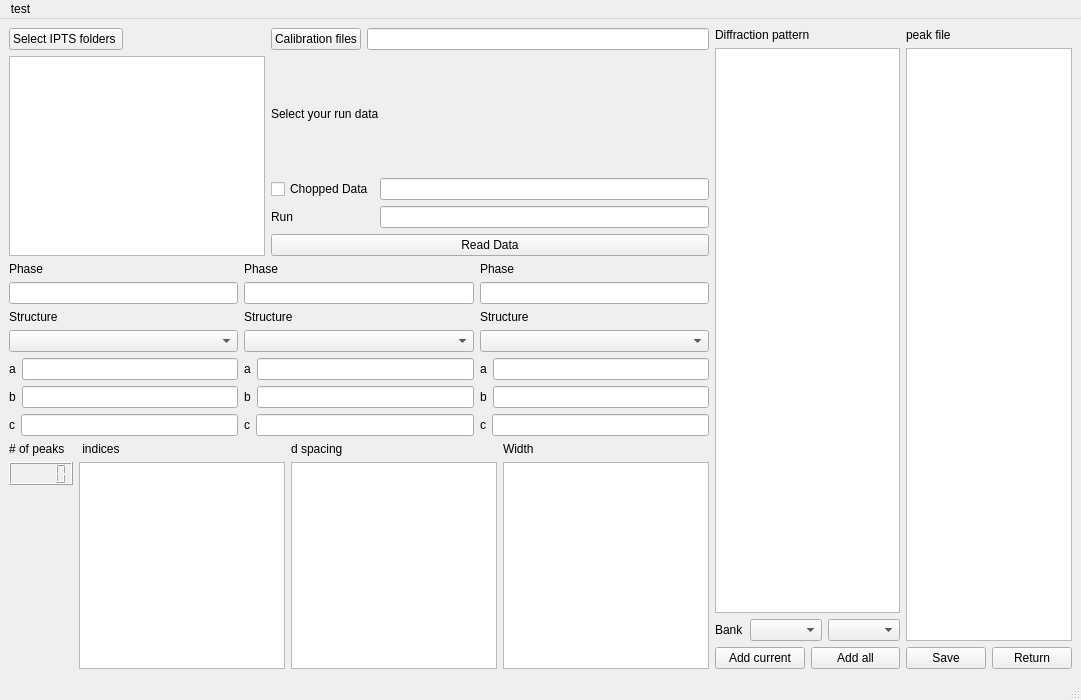
This is src/ui/gui/VdrivePeakPicker.ui in neutrons/PyVDrive as Qt 5 draws it before an edit. The edited form follows.
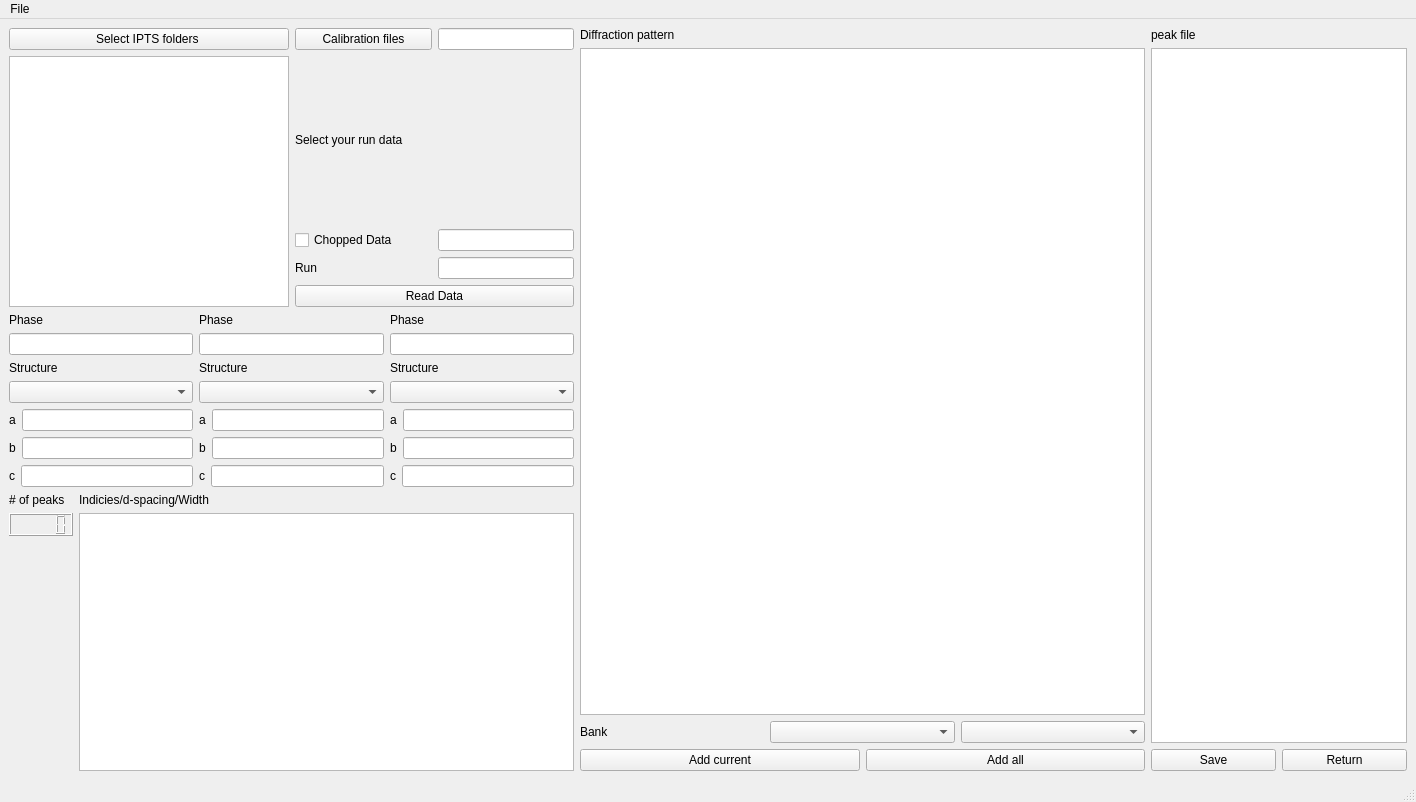
This is the edited form. Custom widgets are drawn as their Qt base class.

Commit message: Refs #30. Created GUI class PeakPickWindow.

```diff
--- a/src/ui/gui/VdrivePeakPicker.ui
+++ b/src/ui/gui/VdrivePeakPicker.ui
@@ -6,8 +6,8 @@
    <rect>
     <x>0</x>
     <y>0</y>
-    <width>1081</width>
-    <height>700</height>
+    <width>1416</width>
+    <height>802</height>
    </rect>
   </property>
   <property name="windowTitle">
@@ -26,7 +26,7 @@
             <item>
              <widget class="QPushButton" name="pushButton_8">
               <property name="sizePolicy">
-               <sizepolicy hsizetype="Fixed" vsizetype="Fixed">
+               <sizepolicy hsizetype="Preferred" vsizetype="Fixed">
                 <horstretch>0</horstretch>
                 <verstretch>0</verstretch>
                </sizepolicy>
@@ -46,9 +46,9 @@
              </widget>
             </item>
             <item>
-             <widget class="QTreeView" name="treeView_2">
+             <widget class="VdriveRunManagerTree" name="treeView_iptsRun">
               <property name="sizePolicy">
-               <sizepolicy hsizetype="Fixed" vsizetype="Expanding">
+               <sizepolicy hsizetype="Preferred" vsizetype="Expanding">
                 <horstretch>0</horstretch>
                 <verstretch>0</verstretch>
                </sizepolicy>
@@ -76,6 +76,12 @@
               </item>
               <item>
                <widget class="QLineEdit" name="lineEdit_3">
+                <property name="sizePolicy">
+                 <sizepolicy hsizetype="Preferred" vsizetype="Fixed">
+                  <horstretch>0</horstretch>
+                  <verstretch>0</verstretch>
+                 </sizepolicy>
+                </property>
                 <property name="text">
                  <string/>
                 </property>
@@ -104,7 +110,14 @@
                </widget>
               </item>
               <item row="0" column="1">
-               <widget class="QLineEdit" name="lineEdit_7"/>
+               <widget class="QLineEdit" name="lineEdit_7">
+                <property name="sizePolicy">
+                 <sizepolicy hsizetype="Preferred" vsizetype="Fixed">
+                  <horstretch>0</horstretch>
+                  <verstretch>0</verstretch>
+                 </sizepolicy>
+                </property>
+               </widget>
               </item>
               <item row="1" column="0">
                <widget class="QLabel" name="label_26">
@@ -114,7 +127,14 @@
                </widget>
               </item>
               <item row="1" column="1">
-               <widget class="QLineEdit" name="lineEdit_8"/>
+               <widget class="QLineEdit" name="lineEdit_8">
+                <property name="sizePolicy">
+                 <sizepolicy hsizetype="Preferred" vsizetype="Fixed">
+                  <horstretch>0</horstretch>
+                  <verstretch>0</verstretch>
+                 </sizepolicy>
+                </property>
+               </widget>
               </item>
              </layout>
             </item>
@@ -369,6 +389,12 @@
             </item>
             <item>
              <widget class="QLCDNumber" name="lcdNumber">
+              <property name="sizePolicy">
+               <sizepolicy hsizetype="Preferred" vsizetype="Minimum">
+                <horstretch>0</horstretch>
+                <verstretch>0</verstretch>
+               </sizepolicy>
+              </property>
               <property name="layoutDirection">
                <enum>Qt::LeftToRight</enum>
               </property>
@@ -389,40 +415,12 @@
             </item>
            </layout>
           </item>
-          <item>
-           <layout class="QVBoxLayout" name="verticalLayout_5">
-            <item>
-             <widget class="QLabel" name="label_10">
-              <property name="text">
-               <string> indices</string>
-              </property>
-             </widget>
-            </item>
-            <item>
-             <widget class="QTableWidget" name="tableWidget_2"/>
-            </item>
-           </layout>
-          </item>
-          <item>
-           <layout class="QVBoxLayout" name="verticalLayout_6">
-            <item>
-             <widget class="QLabel" name="label_25">
-              <property name="text">
-               <string>d spacing</string>
-              </property>
-             </widget>
-            </item>
-            <item>
-             <widget class="QTableWidget" name="tableWidget_3"/>
-            </item>
-           </layout>
-          </item>
           <item>
            <layout class="QVBoxLayout" name="verticalLayout_7">
             <item>
              <widget class="QLabel" name="label_13">
               <property name="text">
-               <string>Width</string>
+               <string>Indicies/d-spacing/Width</string>
               </property>
              </widget>
             </item>
@@ -504,7 +502,14 @@
          </widget>
         </item>
         <item>
-         <widget class="QTableWidget" name="tableWidget"/>
+         <widget class="QTableWidget" name="tableWidget">
+          <property name="sizePolicy">
+           <sizepolicy hsizetype="Preferred" vsizetype="Expanding">
+            <horstretch>0</horstretch>
+            <verstretch>0</verstretch>
+           </sizepolicy>
+          </property>
+         </widget>
         </item>
         <item>
          <layout class="QHBoxLayout" name="horizontalLayout_17">
@@ -543,13 +548,13 @@
     <rect>
      <x>0</x>
      <y>0</y>
-     <width>1081</width>
+     <width>1416</width>
      <height>25</height>
     </rect>
    </property>
    <widget class="QMenu" name="menuTest">
     <property name="title">
-     <string>test</string>
+     <string>File</string>
     </property>
     <addaction name="actionExit"/>
    </widget>
@@ -562,6 +567,13 @@
    </property>
   </action>
  </widget>
+ <customwidgets>
+  <customwidget>
+   <class>VdriveRunManagerTree</class>
+   <extends>QTreeView</extends>
+   <header>vdrivetreewidgets.h</header>
+  </customwidget>
+ </customwidgets>
  <resources/>
  <connections/>
 </ui>
```
Left out of the diff: 22 changed lines with no effect on the pictures. The commit also changes 1 other file.
